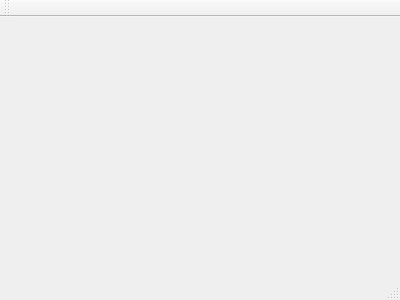
Qt form qtStudy_multiThread/mainwindow.ui (f0ghua/qtStudy) before a commit.
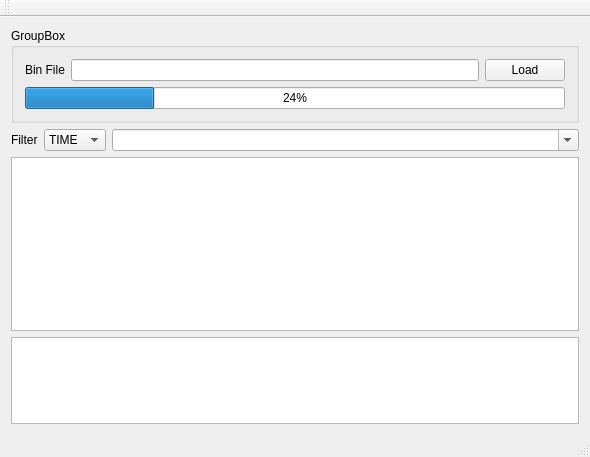
The same form after that commit.

The edit to the form file:
```diff
--- a/qtStudy_multiThread/mainwindow.ui
+++ b/qtStudy_multiThread/mainwindow.ui
@@ -1,24 +1,124 @@
 <ui version="4.0">
  <class>MainWindow</class>
- <widget class="QMainWindow" name="MainWindow" >
-  <property name="geometry" >
+ <widget class="QMainWindow" name="MainWindow">
+  <property name="geometry">
    <rect>
     <x>0</x>
     <y>0</y>
-    <width>400</width>
-    <height>300</height>
+    <width>590</width>
+    <height>457</height>
    </rect>
   </property>
   <property name="windowTitle" >
    <string>MainWindow</string>
   </property>
-  <widget class="QMenuBar" name="menuBar" />
-  <widget class="QToolBar" name="mainToolBar" />
-  <widget class="QWidget" name="centralWidget" />
-  <widget class="QStatusBar" name="statusBar" />
+  <widget class="QWidget" name="centralWidget">
+   <layout class="QGridLayout" name="gridLayout" rowstretch="0,0,2,1">
+    <item row="0" column="0" colspan="3">
+     <widget class="QGroupBox" name="groupBox">
+      <property name="title">
+       <string>GroupBox</string>
+      </property>
+      <layout class="QGridLayout" name="gridLayout_2">
+       <item row="0" column="0">
+        <widget class="QLabel" name="label">
+         <property name="text">
+          <string>Bin File</string>
+         </property>
+        </widget>
+       </item>
+       <item row="0" column="1">
+        <widget class="QLineEdit" name="leFilePath"/>
+       </item>
+       <item row="0" column="2">
+        <widget class="QPushButton" name="pbLoad">
+         <property name="text">
+          <string>Load</string>
+         </property>
+        </widget>
+       </item>
+       <item row="1" column="0" colspan="3">
+        <widget class="QProgressBar" name="progressBar">
+         <property name="value">
+          <number>24</number>
+         </property>
+        </widget>
+       </item>
+      </layout>
+     </widget>
+    </item>
+    <item row="2" column="0" colspan="3">
+     <widget class="QTableView" name="tblFrame">
+      <attribute name="horizontalHeaderStretchLastSection">
+       <bool>true</bool>
+      </attribute>
+     </widget>
+    </item>
+    <item row="3" column="0" colspan="3">
+     <widget class="QPlainTextEdit" name="plainTextEdit"/>
+    </item>
+    <item row="1" column="0">
+     <widget class="QLabel" name="label_2">
+      <property name="text">
+       <string>Filter</string>
+      </property>
+     </widget>
+    </item>
+    <item row="1" column="1">
+     <widget class="QComboBox" name="cbColumn">
+      <item>
+       <property name="text">
+        <string>TIME</string>
+       </property>
+      </item>
+      <item>
+       <property name="text">
+        <string>ID</string>
+       </property>
+      </item>
+      <item>
+       <property name="text">
+        <string>DATA</string>
+       </property>
+      </item>
+     </widget>
+    </item>
+    <item row="1" column="2">
+     <widget class="QComboBox" name="cbDataFilter">
+      <property name="sizePolicy">
+       <sizepolicy hsizetype="Expanding" vsizetype="Fixed">
+        <horstretch>0</horstretch>
+        <verstretch>0</verstretch>
+       </sizepolicy>
+      </property>
+      <property name="editable">
+       <bool>true</bool>
+      </property>
+     </widget>
+    </item>
+   </layout>
+  </widget>
+  <widget class="QMenuBar" name="menuBar">
+   <property name="geometry">
+    <rect>
+     <x>0</x>
+     <y>0</y>
+     <width>590</width>
+     <height>23</height>
+    </rect>
+   </property>
+  </widget>
+  <widget class="QToolBar" name="mainToolBar">
+   <attribute name="toolBarArea">
+    <enum>TopToolBarArea</enum>
+   </attribute>
+   <attribute name="toolBarBreak">
+    <bool>false</bool>
+   </attribute>
+  </widget>
+  <widget class="QStatusBar" name="statusBar"/>
  </widget>
- <layoutDefault spacing="6" margin="11" />
- <pixmapfunction></pixmapfunction>
+ <layoutdefault spacing="6" margin="11"/>
  <resources/>
  <connections/>
 </ui>
```
Left out of the diff: 3 changed lines with no effect on the pictures.
